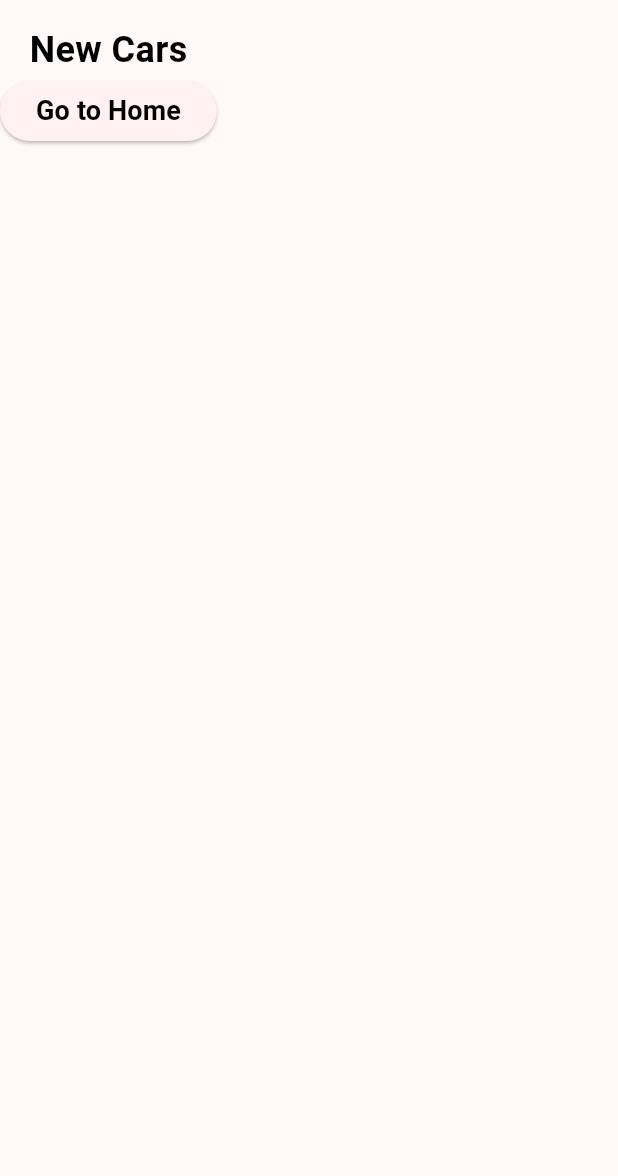
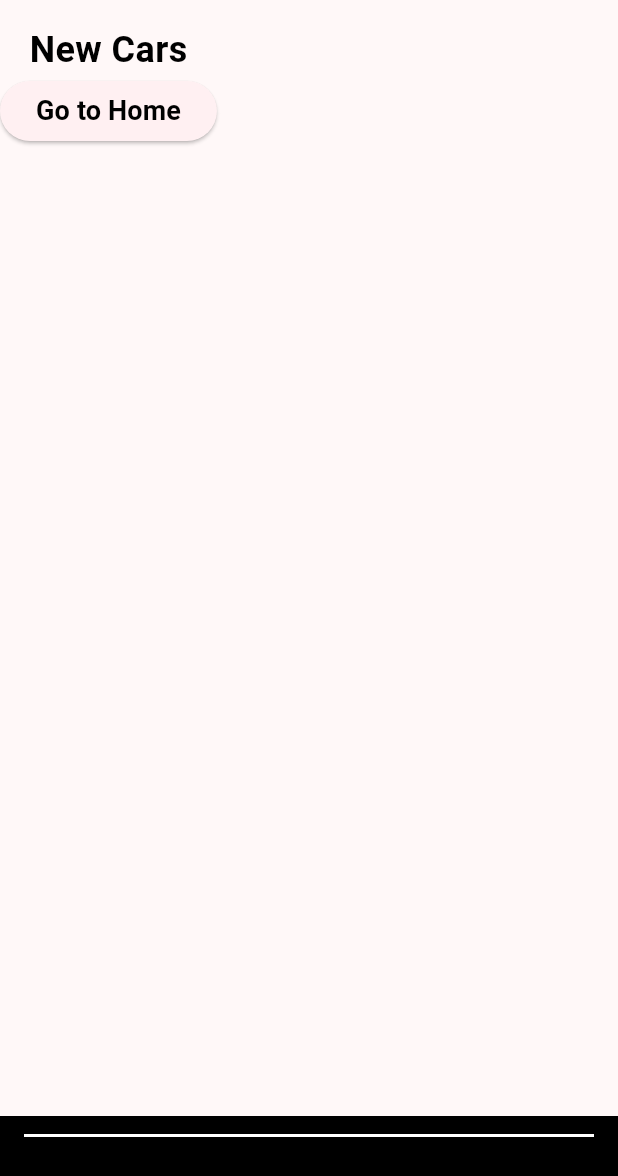
Before and after one commit to michellamilecka/CarDealership, a Flutter app: the screen it shows after launch, after a tap on "Wyszukaj", on a phone screen of 412 x 824 dp. Shown: the top 1176 px of the screen. Run offline on Flutter 3.47's test engine with Material 3 defaults, Android fonts, the light colour scheme and no system bars; missing offline and left inert: iconify_flutter.

Commit message:
poprawiony footer i header

```diff
--- a/salon_samochodowy/lib/views/main.dart
+++ b/salon_samochodowy/lib/views/main.dart
@@ -1,10 +1,9 @@
 import 'package:flutter/material.dart';
-import 'package:iconify_flutter/iconify_flutter.dart';
-import 'package:iconify_flutter/icons/ph.dart';
-import 'package:iconify_flutter/icons/simple_icons.dart';
 import 'screens/home_screen.dart';
 import 'screens/new_cars_screen.dart';
 import 'screens/used_cars_screen.dart';
+import 'widgets/footer_widget.dart';
+import 'widgets/header_widget.dart';
 
 void main() {
   runApp(const MyApp());
@@ -23,10 +22,6 @@ class MyApp extends StatelessWidget {
       ),
       home: const MyHomePage(title: 'BMW'),
       debugShowCheckedModeBanner: false,
-      routes: {
-        '/new_cars': (context) => const NewCarsScreen(title: 'New Cars'), // Dodana trasa
-        '/usedCars': (context) => UsedCarsScreen(title: 'Used Cars',), // Dodaj tę linię
-      },
     );
   }
 }
@@ -41,93 +36,23 @@ class MyHomePage extends StatefulWidget {
 }
 
 class _MyHomePageState extends State<MyHomePage> {
-  int _selectedIndex = 0;
-  final PageController controller = PageController(initialPage: 0);
-
-  // Funkcja do przełączania ekranów
-  void _onItemTapped(int index) {
-    controller.animateToPage(index,
-        duration: const Duration(milliseconds: 500), curve: Curves.ease);
-    setState(() {
-      _selectedIndex = index;
-    });
-  }
-
-  // Funkcja reagująca na zmianę strony
-  void _onPageChanged(int index) {
-    setState(() {
-      _selectedIndex = index;
-    });
-  }
 
   @override
   Widget build(BuildContext context) {
     return Scaffold(
-      // Nagłówek (AppBar)
-      appBar: AppBar(
-        backgroundColor: Colors.black,
-        title: Column(
-          crossAxisAlignment: CrossAxisAlignment.start,
-          children: [
-            Text(
-              widget.title,
-              style: const TextStyle(
-                color: Colors.white,
-                fontSize: 24,
-                fontWeight: FontWeight.bold,
-              ),
-            ),
-            const SizedBox(height: 4),
-            Container(
-              width: 400,
-              height: 1, // Grubość linii
-              color: Colors.white, // Kolor linii
-            ),
-          ],
-        ),
-        actions: [
-          Iconify(
-            SimpleIcons.bmw,
-            color: Colors.white,
-            size: 50,
-          ),
-          const SizedBox(width: 6),
-        ],
+      appBar: PreferredSize(
+        preferredSize: const Size.fromHeight(80), // Ustaw wysokość AppBar
+        child: HeaderWidget(),
       ),
-
-      // Zawartość ekranu (body) z PageView
       body: SafeArea(
         child: PageView(
-          controller: controller,
-          onPageChanged: _onPageChanged,
           children: [
             const HomeScreen(title: 'BMW'),
-            const NewCarsScreen(title: 'nowe samochody'),
-            const UsedCarsScreen(title: 'używane samochody'),
           ],
         ),
       ),
 
-
-      bottomNavigationBar: BottomNavigationBar(
-        items: const <BottomNavigationBarItem>[
-          BottomNavigationBarItem(
-            icon: Icon(Icons.home),
-            label: 'Home Page',
-          ),
-          BottomNavigationBarItem(
-            icon: Iconify(Ph.car_simple_bold),
-            label: 'New Cars',
-          ),
-          BottomNavigationBarItem(
-            icon: Iconify(Ph.car_simple_bold),
-            label: 'Used Cars',
-          ),
-        ],
-        currentIndex: _selectedIndex,
-        selectedItemColor: Colors.black,
-        onTap: _onItemTapped,
-      ),
+      bottomNavigationBar: FooterWidget(),
     );
   }
 }
--- a/salon_samochodowy/lib/views/screens/new_cars_screen.dart
+++ b/salon_samochodowy/lib/views/screens/new_cars_screen.dart
@@ -1,5 +1,5 @@
 import 'package:flutter/material.dart';
-import '../widgets/new_car_widget.dart';
+import '../widgets/footer_widget.dart';
 
 class NewCarsScreen extends StatelessWidget{
   const NewCarsScreen({super.key, required String title});
@@ -31,8 +31,8 @@ class NewCarsScreen extends StatelessWidget{
               ),
             ), )
           ]
-        //  child: NewCarsWidget(), // Wywołanie widgetu NewCarsWidget
       ),
+      bottomNavigationBar: FooterWidget(),
     );
   }
 
--- a/salon_samochodowy/lib/views/screens/used_cars_screen.dart
+++ b/salon_samochodowy/lib/views/screens/used_cars_screen.dart
@@ -1,5 +1,4 @@
 import 'package:flutter/material.dart';
-import '../widgets/new_car_widget.dart';
 
 class UsedCarsScreen extends StatelessWidget{
   const UsedCarsScreen({super.key, required String title});
--- a/salon_samochodowy/lib/views/widgets/change_state_widget.dart
+++ b/salon_samochodowy/lib/views/widgets/change_state_widget.dart
@@ -1,5 +1,4 @@
 import 'package:flutter/material.dart';
-import 'package:flutter_svg/flutter_svg.dart';
 import 'package:iconify_flutter/iconify_flutter.dart';
 import 'package:iconify_flutter/icons/ph.dart';
 import 'package:iconify_flutter/icons/mdi.dart';
@@ -12,7 +11,7 @@ class ChangeStateWidget extends StatelessWidget {
       padding: const EdgeInsets.symmetric(),
       child: Center(
         child: Padding(
-          padding: const EdgeInsets.all(45.0),
+          padding: const EdgeInsets.all(30.0),
           child: Column(
               children: [
                 Row(
--- /dev/null
+++ b/salon_samochodowy/lib/views/widgets/footer_widget.dart
@@ -0,0 +1,26 @@
+import 'package:flutter/material.dart';
+
+class FooterWidget extends StatelessWidget {
+  @override
+  Widget build(BuildContext context) {
+    return BottomAppBar(
+      color: Colors.black,
+      child: ConstrainedBox(
+        constraints: BoxConstraints(
+          minHeight: 50, // Minimalna wysokość stopki
+          maxHeight: 50, // Maksymalna wysokość stopki
+        ),
+        child: Column(
+          mainAxisSize: MainAxisSize.min,
+          children: [
+            // Biała linia
+            Container(
+              height: 2, // Grubość linii
+              color: Colors.white, // Kolor linii
+            ),
+          ],
+        ),
+      ),
+    );
+  }
+}
--- /dev/null
+++ b/salon_samochodowy/lib/views/widgets/header_widget.dart
@@ -0,0 +1,40 @@
+import 'package:flutter/material.dart';
+import 'package:iconify_flutter/iconify_flutter.dart';
+import 'package:iconify_flutter/icons/simple_icons.dart';
+class HeaderWidget extends StatelessWidget {
+  @override
+  Widget build(BuildContext context) {
+    return Scaffold(
+        appBar: AppBar(
+          backgroundColor: Colors.black,
+          title: Column(
+            crossAxisAlignment: CrossAxisAlignment.start,
+            children: [
+              Text(
+                "BMW",
+                style: const TextStyle(
+                  color: Colors.white,
+                  fontSize: 24,
+                  fontWeight: FontWeight.bold,
+                ),
+              ),
+              const SizedBox(height: 4),
+              Container(
+                width: 400,
+                height: 1, // Grubość linii
+                color: Colors.white, // Kolor linii
+              ),
+            ],
+          ),
+          actions: [
+            Iconify(
+              SimpleIcons.bmw,
+              color: Colors.white,
+              size: 36,
+            ),
+            const SizedBox(width: 6),
+          ],
+        )
+    );
+  }
+}
--- a/salon_samochodowy/lib/views/widgets/new_car_widget.dart
+++ b/salon_samochodowy/lib/views/widgets/new_car_widget.dart
@@ -1,5 +1,4 @@
 import 'package:flutter/material.dart';
-import 'package:flutter_svg/flutter_svg.dart';
 import 'package:iconify_flutter/iconify_flutter.dart';
 import 'package:iconify_flutter/icons/ph.dart';
 import 'package:salon_samochodowy/views/screens/new_cars_screen.dart';
@@ -11,7 +10,7 @@ class NewCarsWidget extends StatelessWidget {
       padding: const EdgeInsets.symmetric(),
       child: Center(
         child: Padding(
-          padding: const EdgeInsets.all(50.0),
+          padding: const EdgeInsets.fromLTRB(10.0, 10.0, 10.0, 30.0),
           child: Column(
               children: [
             Container(
--- a/salon_samochodowy/lib/views/widgets/used_cars_widget.dart
+++ b/salon_samochodowy/lib/views/widgets/used_cars_widget.dart
@@ -1,5 +1,4 @@
 import 'package:flutter/material.dart';
-import 'package:flutter_svg/flutter_svg.dart';
 import 'package:iconify_flutter/iconify_flutter.dart';
 import 'package:iconify_flutter/icons/ph.dart';
 import 'package:iconify_flutter/icons/mdi.dart';
@@ -12,7 +11,7 @@ class UsedCarsWidget extends StatelessWidget {
       padding: const EdgeInsets.symmetric(),
       child: Center(
         child: Padding(
-          padding: const EdgeInsets.all(10.0),
+          padding: const EdgeInsets.all(30.0),
           child: Column(
               children: [
                 Row(
```
